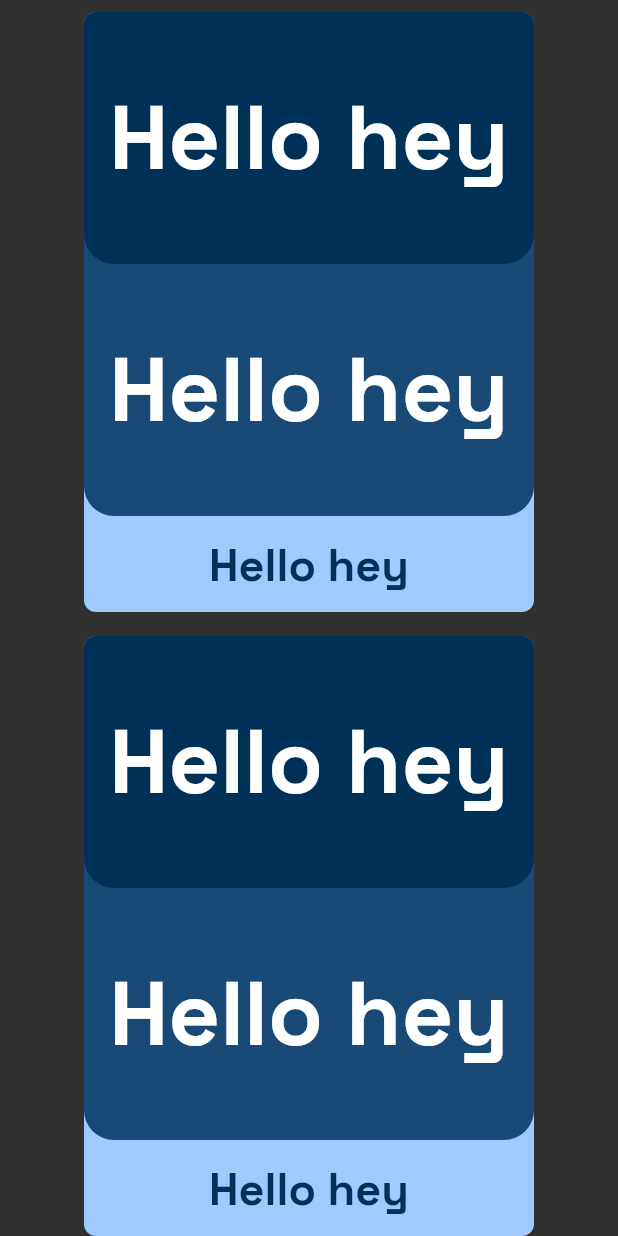
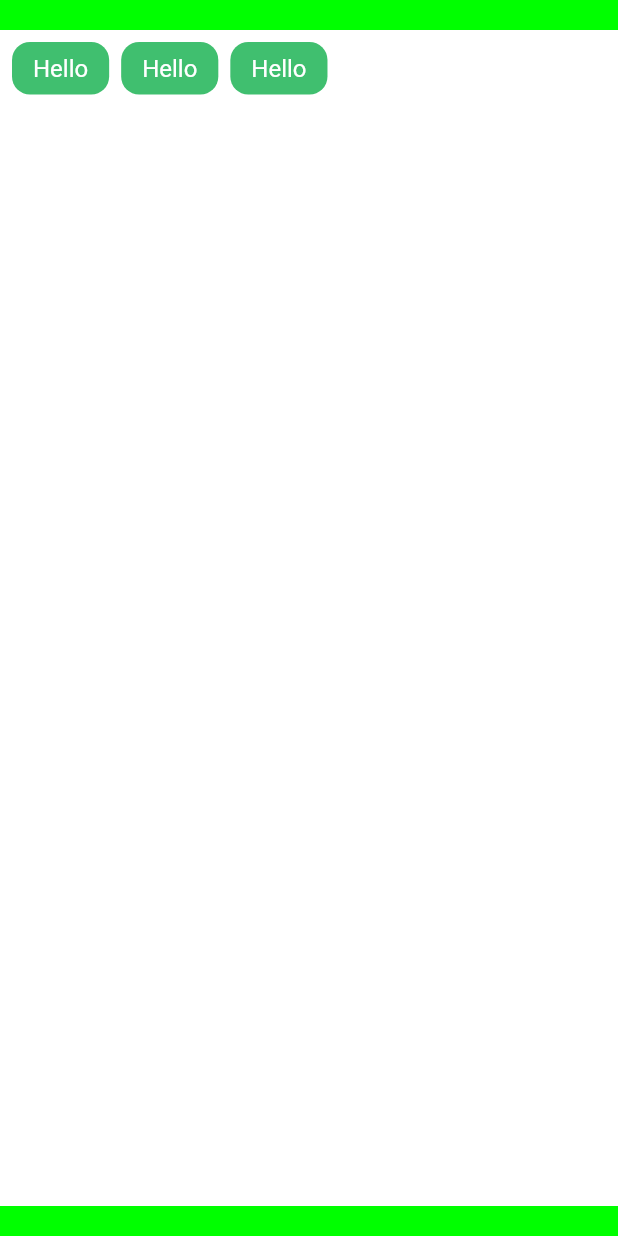
Before and after one commit to ic-n/billboards, a Flutter app: the screen it shows after launch, on a phone screen of 412 x 824 dp. Run offline on Flutter 3.47's test engine with Material 2 defaults, Android fonts, the phone set to English and light mode, and no system bars.

Commit message:
feat: experemental avoidness of material widgets

```diff
--- a/billboards/lib/card.dart
+++ /dev/null
@@ -1,81 +0,0 @@
-import 'package:flutter/material.dart';
-
-class OnionCard extends StatelessWidget {
-  const OnionCard({super.key});
-
-  @override
-  Widget build(BuildContext context) {
-    return LayoutBuilder(builder: (context, bc) {
-      return Stack(
-        children: [
-          SizedBox(
-            width: bc.maxWidth,
-            height: bc.maxHeight,
-            child: Container(
-              padding: EdgeInsets.only(top: bc.maxHeight * .84),
-              decoration: BoxDecoration(
-                color: Theme.of(context).colorScheme.primary,
-              ),
-              child: Center(
-                child: Text(
-                  "Hello hey",
-                  style: TextStyle(
-                    inherit: true,
-                    fontSize: 30,
-                    fontWeight: FontWeight.bold,
-                    color: Theme.of(context).colorScheme.onPrimary,
-                  ),
-                ),
-              ),
-            ),
-          ),
-          SizedBox(
-            width: bc.maxWidth,
-            height: bc.maxHeight * .84,
-            child: Container(
-              padding: EdgeInsets.only(top: bc.maxHeight * .42),
-              decoration: BoxDecoration(
-                color: Theme.of(context).colorScheme.primaryContainer,
-                borderRadius: const BorderRadius.vertical(
-                  bottom: Radius.circular(20),
-                ),
-              ),
-              child: const Center(
-                child: Text(
-                  "Hello hey",
-                  style: TextStyle(
-                    inherit: true,
-                    fontSize: 60,
-                    fontWeight: FontWeight.bold,
-                  ),
-                ),
-              ),
-            ),
-          ),
-          SizedBox(
-            width: bc.maxWidth,
-            height: bc.maxHeight * .42,
-            child: Container(
-              decoration: BoxDecoration(
-                color: Theme.of(context).colorScheme.onPrimary,
-                borderRadius: const BorderRadius.vertical(
-                  bottom: Radius.circular(20),
-                ),
-              ),
-              child: const Center(
-                child: Text(
-                  "Hello hey",
-                  style: TextStyle(
-                    inherit: true,
-                    fontSize: 60,
-                    fontWeight: FontWeight.bold,
-                  ),
-                ),
-              ),
-            ),
-          ),
-        ],
-      );
-    });
-  }
-}
--- /dev/null
+++ b/billboards/lib/containers.dart
@@ -0,0 +1,140 @@
+import 'package:billboards/theme.dart';
+import 'package:flutter/widgets.dart';
+
+class Card extends StatelessWidget {
+  const Card({
+    super.key,
+    required this.children,
+  });
+
+  final List<Widget> children;
+
+  @override
+  Widget build(BuildContext context) {
+    final tt = TonalTheme.of(context).data;
+
+    return Container(
+      alignment: Alignment.center,
+      width: double.infinity,
+      decoration: BoxDecoration(
+        color: tt.primary,
+        borderRadius: BorderRadius.circular(tt.radius),
+      ),
+      padding: EdgeInsets.symmetric(
+        horizontal: tt.padding,
+        vertical: tt.padding,
+      ),
+      clipBehavior: Clip.antiAlias,
+      child: Column(
+        mainAxisAlignment: MainAxisAlignment.start,
+        crossAxisAlignment: CrossAxisAlignment.start,
+        children: children,
+      ),
+    );
+  }
+}
+
+class TextCard extends StatelessWidget {
+  const TextCard({
+    super.key,
+    required this.child,
+  });
+
+  final Text child;
+
+  @override
+  Widget build(BuildContext context) {
+    final tt = TonalTheme.of(context).data;
+
+    return Wrap(
+      direction: Axis.vertical,
+      children: [
+        Container(
+          alignment: Alignment.center,
+          decoration: BoxDecoration(
+            color: tt.primary,
+            borderRadius: BorderRadius.circular(tt.radius),
+          ),
+          padding: EdgeInsets.symmetric(
+            horizontal: tt.fontSize / 4 + tt.padding / 4 + tt.radius / 2,
+            vertical: tt.fontSize / 4 + tt.padding / 4,
+          ),
+          clipBehavior: Clip.antiAlias,
+          child: child,
+        ),
+      ],
+    );
+  }
+}
+
+class Line extends StatelessWidget {
+  const Line({
+    super.key,
+    required this.children,
+  });
+
+  final List<TextCard> children;
+
+  @override
+  Widget build(BuildContext context) {
+    final tt = TonalTheme.of(context).data;
+
+    return Padding(
+      padding: EdgeInsets.all(tt.gap),
+      child: Wrap(
+        alignment: WrapAlignment.start,
+        spacing: tt.gap,
+        runAlignment: WrapAlignment.center,
+        direction: Axis.horizontal,
+        children: children,
+      ),
+    );
+  }
+}
+
+class Screen extends StatelessWidget {
+  const Screen({
+    super.key,
+    required this.children,
+  });
+
+  final List<Widget> children;
+
+  @override
+  Widget build(BuildContext context) {
+    final tt = TonalTheme.of(context).data;
+    final safe = MediaQuery.of(context);
+
+    return Column(
+      mainAxisAlignment: MainAxisAlignment.center,
+      crossAxisAlignment: CrossAxisAlignment.center,
+      children: [
+        Container(
+          width: double.infinity,
+          height: safe.padding.top,
+          color: tt.primary,
+        ),
+        Container(
+          width: double.infinity,
+          height: 20,
+          color: tt.canvas,
+        ),
+        Flexible(
+          child: ListView(
+            children: children,
+          ),
+        ),
+        Container(
+          width: double.infinity,
+          height: 20,
+          color: tt.canvas,
+        ),
+        Container(
+          width: double.infinity,
+          height: safe.padding.bottom,
+          color: tt.primary,
+        ),
+      ],
+    );
+  }
+}
--- a/billboards/lib/main.dart
+++ b/billboards/lib/main.dart
@@ -1,5 +1,8 @@
-import 'package:billboards/card.dart';
-import 'package:flutter/material.dart';
+import 'package:billboards/containers.dart';
+import 'package:billboards/theme.dart';
+import 'package:billboards/theme_app.dart';
+import 'package:billboards/theme_data.dart';
+import 'package:flutter/widgets.dart';
 
 void main() {
   runApp(const MainApp());
@@ -10,34 +13,34 @@ class MainApp extends StatelessWidget {
 
   @override
   Widget build(BuildContext context) {
-    return MaterialApp(
-      debugShowCheckedModeBanner: false,
-      theme: ThemeData(
-        colorScheme: ColorScheme.fromSeed(
-          seedColor: Colors.blue,
-          brightness: Brightness.dark,
-        ),
-        fontFamily: 'SpaceGrotesk',
-        brightness: Brightness.dark,
-      ),
-      home: Scaffold(
-        body: Center(
-          child: Wrap(
-            children: [1, 2, 3, 4]
-                .map((e) => Container(
-                      decoration: BoxDecoration(
-                        borderRadius: BorderRadius.circular(8),
-                      ),
-                      margin: EdgeInsets.all(8),
-                      clipBehavior: Clip.antiAlias,
-                      width: 300,
-                      height: 400,
-                      child: OnionCard(),
-                    ))
-                .toList(),
-          ),
-        ),
-      ),
+    return TonalApp(
+      themeData: TonalThemeData(),
+      home: Home(),
     );
   }
 }
+
+class Home extends StatelessWidget {
+  const Home({
+    super.key,
+  });
+
+  @override
+  Widget build(BuildContext context) {
+    return Screen(
+      children: [
+        Line(children: [
+          TextCard(
+            child: Text("Hello"),
+          ),
+          TextCard(
+            child: Text("Hello"),
+          ),
+          TextCard(
+            child: Text("Hello"),
+          ),
+        ]),
+      ],
+    );
+  }
+}
--- a/billboards/lib/theme.dart
+++ b/billboards/lib/theme.dart
@@ -0,0 +1,25 @@
+import 'package:billboards/theme_data.dart';
+import 'package:flutter/widgets.dart';
+
+class TonalTheme extends InheritedWidget {
+  const TonalTheme({
+    super.key,
+    required this.data,
+    required super.child,
+  });
+
+  final TonalThemeData data;
+
+  static TonalTheme? maybeOf(BuildContext context) {
+    return context.dependOnInheritedWidgetOfExactType<TonalTheme>();
+  }
+
+  static TonalTheme of(BuildContext context) {
+    final TonalTheme? result = maybeOf(context);
+    assert(result != null, 'No _Tonal found in context');
+    return result!;
+  }
+
+  @override
+  bool updateShouldNotify(TonalTheme oldWidget) => data != oldWidget.data;
+}
--- /dev/null
+++ b/billboards/lib/theme_app.dart
@@ -0,0 +1,85 @@
+import 'dart:async';
+import 'dart:math';
+
+import 'package:billboards/theme.dart';
+import 'package:billboards/theme_data.dart';
+import 'package:flutter/widgets.dart';
+
+class TonalApp extends StatefulWidget {
+  const TonalApp({
+    super.key,
+    required this.themeData,
+    required this.home,
+  });
+
+  final Widget home;
+  final TonalThemeData themeData;
+
+  @override
+  State<TonalApp> createState() => _TonalAppState();
+}
+
+class _TonalAppState extends State<TonalApp>
+    with SingleTickerProviderStateMixin {
+  TonalThemeData? oldThemeData;
+  late TonalThemeData themeData = widget.themeData;
+  late final AnimationController _controller = AnimationController(
+    vsync: this,
+    duration: Duration(milliseconds: 900),
+  );
+
+  @override
+  void setState(VoidCallback fn) {
+    _controller.reset();
+    oldThemeData = themeData.copy();
+    _controller.forward();
+    super.setState(fn);
+  }
+
+  @override
+  void initState() {
+    Timer.periodic(const Duration(seconds: 2), (timer) {
+      final c =
+          HSLColor.fromAHSL(1, Random().nextInt(3600).toDouble() / 10, .5, .5);
+      // final fontSize = (Random().nextInt(80) / 10) + 8;
+      // final rad = Random().nextInt(fontSize.round());
+      final rad = Random().nextInt(themeData.fontSize.round());
+      setState(() {
+        themeData.primary = c.toColor();
+        // themeData.fontSize = fontSize / 1;
+        themeData.radius = rad / 1;
+      });
+    });
+    super.initState();
+  }
+
+  @override
+  void dispose() {
+    _controller.dispose();
+    super.dispose();
+  }
+
+  @override
+  Widget build(BuildContext context) {
+    return Directionality(
+      textDirection: TextDirection.ltr,
+      child: AnimatedBuilder(
+        animation: _controller,
+        builder: (context, child) {
+          final td = TonalThemeData.lerp(
+              oldThemeData ?? themeData, themeData, _controller.value);
+          return TonalTheme(
+            key: ValueKey(_controller.value),
+            data: td,
+            child: DefaultTextStyle(
+              style: TextStyle(
+                fontSize: td.fontSize,
+              ),
+              child: widget.home,
+            ),
+          );
+        },
+      ),
+    );
+  }
+}
--- /dev/null
+++ b/billboards/lib/theme_data.dart
@@ -0,0 +1,132 @@
+import 'dart:ui';
+
+import 'package:flutter/widgets.dart';
+
+class TonalThemeData {
+  TonalThemeData({
+    Color? primary,
+    double? fontSize,
+    double? gap,
+    double? outlineWidth,
+    double? padding,
+    double? radius,
+    double? radiusRounded,
+    Duration? speed,
+  }) {
+    _primary = primary;
+    _fontSize = fontSize;
+    _gap = gap;
+    _outlineWidth = outlineWidth;
+    _padding = padding;
+    _radius = radius;
+    _radiusRounded = radiusRounded;
+    _speed = speed;
+  }
+
+  int revison = 0;
+  @override
+  int get hashCode => revison;
+
+  @override
+  bool operator ==(Object other) {
+    return hashCode == other.hashCode;
+  }
+
+  Color? _primary;
+  Color get primary => _primary ?? const Color(0xffff0000);
+  set primary(Color n) {
+    if (_primary == n) return;
+    revison++;
+    _primary = n;
+  }
+
+  Color? _canvas;
+  Color get canvas => _canvas ?? const Color(0xff00ff00);
+  set canvas(Color n) {
+    if (_canvas == n) return;
+    revison++;
+    _canvas = n;
+  }
+
+  double? _fontSize;
+  double get fontSize => _fontSize ?? 16;
+  set fontSize(double n) {
+    if (_fontSize == n) return;
+    revison++;
+    _fontSize = n;
+  }
+
+  double? _gap;
+  double get gap => _gap ?? 8;
+  set gap(double n) {
+    if (_gap == n) return;
+    revison++;
+    _gap = n;
+  }
+
+  double? _outlineWidth;
+  double get outlineWidth => _outlineWidth ?? 2;
+  set outlineWidth(double n) {
+    if (_outlineWidth == n) return;
+    revison++;
+    _outlineWidth = n;
+  }
+
+  double? _padding;
+  double get padding => _padding ?? (gap * 2);
+  set padding(double n) {
+    if (_padding == n) return;
+    revison++;
+    _padding = n;
+  }
+
+  double? _radius;
+  double get radius => _radius ?? 8;
+  set radius(double n) {
+    if (_radius == n) return;
+    revison++;
+    _radius = n;
+  }
+
+  double? _radiusRounded;
+  double get radiusRounded => _radiusRounded ?? 9999;
+  set radiusRounded(double n) {
+    if (_radiusRounded == n) return;
+    revison++;
+    _radiusRounded = n;
+  }
+
+  Duration? _speed;
+  Duration get speed => _speed ?? const Duration(milliseconds: 86);
+  set speed(Duration n) {
+    if (_speed == n) return;
+    revison++;
+    _speed = n;
+  }
+
+  TonalThemeData copy() {
+    return TonalThemeData(
+      primary: primary,
+      fontSize: fontSize,
+      gap: gap,
+      outlineWidth: outlineWidth,
+      padding: padding,
+      radius: radius,
+      radiusRounded: radiusRounded,
+      speed: speed,
+    );
+  }
+
+  static TonalThemeData lerp(TonalThemeData a, TonalThemeData b, double t) {
+    return TonalThemeData(
+      primary: Color.lerp(a.primary, b.primary, t),
+      fontSize: lerpDouble(a.fontSize, b.fontSize, t),
+      gap: lerpDouble(a.gap, b.gap, t),
+      outlineWidth: lerpDouble(a.outlineWidth, b.outlineWidth, t),
+      padding: lerpDouble(a.padding, b.padding, t),
+      radius: lerpDouble(a.radius, b.radius, t),
+      radiusRounded: lerpDouble(a.radiusRounded, b.radiusRounded, t),
+      speed: b.speed,
+    );
+  }
+}
```
